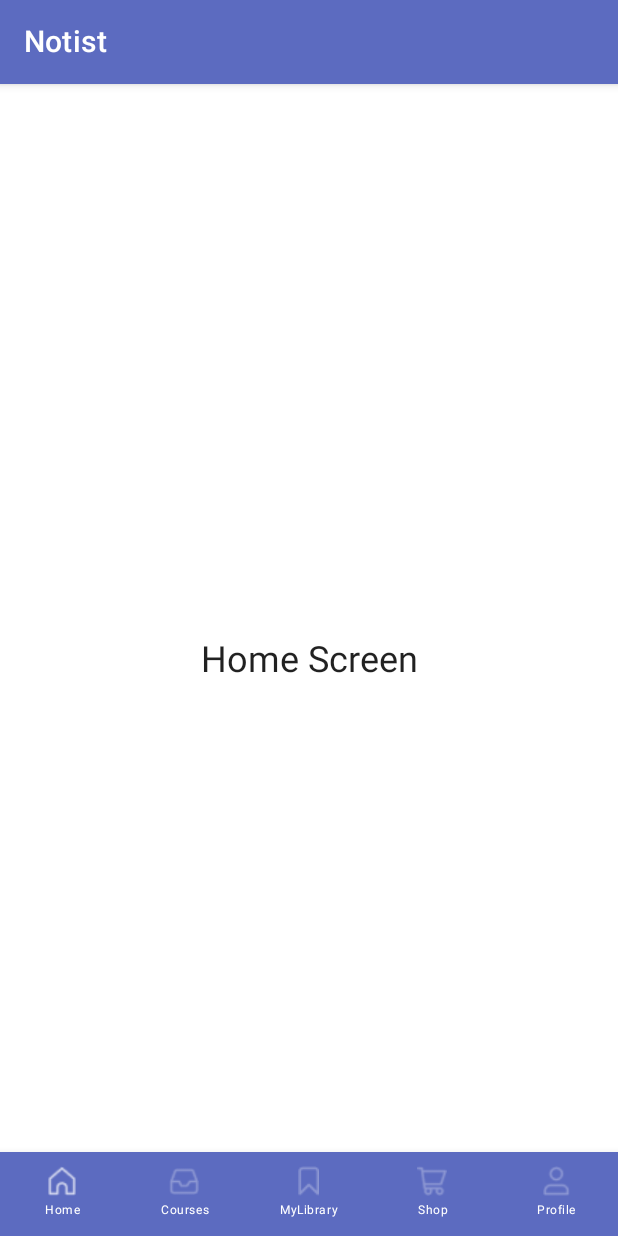
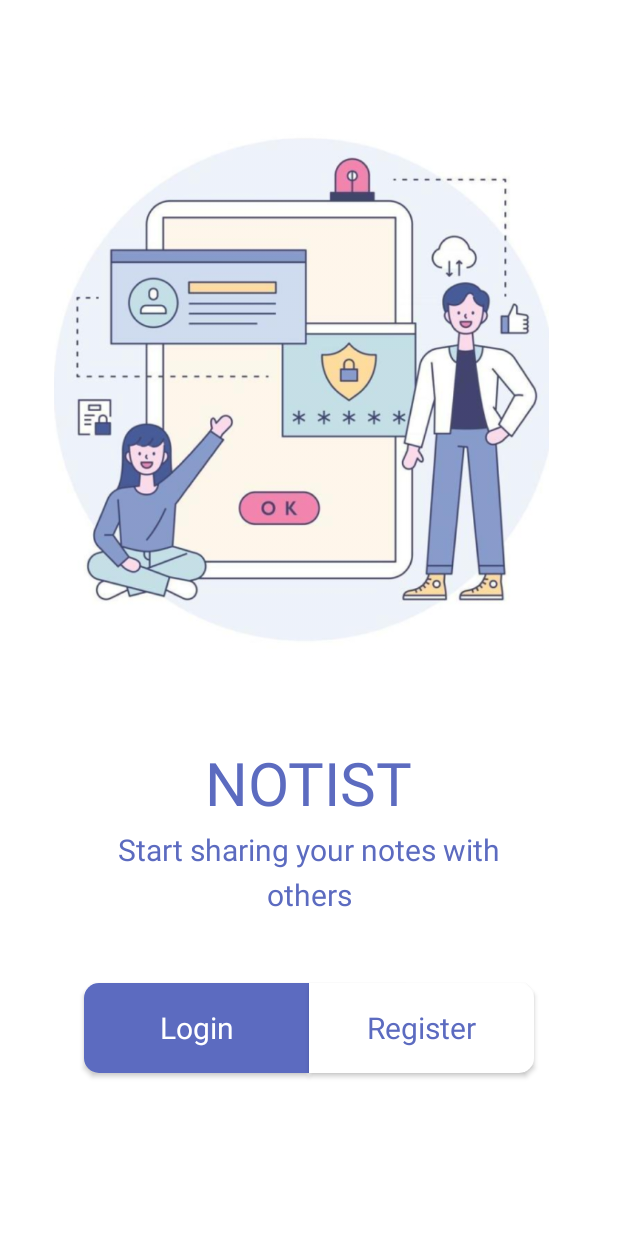
Before and after one commit to Notist-Software-Studio/Notist, an Android app built with Jetpack Compose: the screen it shows after launch (MainActivity), on a phone screen of 412 x 824 dp. Run offline under Robolectric (Android 15) with nearby library versions, the phone set to English and light mode, and no system bars.

Commit message:
added login page

```diff
--- a/app/build.gradle
+++ b/app/build.gradle
@@ -51,6 +51,7 @@ dependencies {
     implementation 'com.google.firebase:firebase-firestore-ktx:24.1.2'
     implementation 'com.google.firebase:firebase-database-ktx:20.0.5'
     implementation 'com.google.firebase:firebase-storage-ktx:20.0.1'
+    implementation 'com.google.firebase:firebase-common-ktx:20.0.0'
     def nav_version = "2.4.2"
     //retrofit
     implementation 'com.squareup.retrofit2:retrofit:2.9.0'
--- a/app/src/main/java/com/example/notist/MainActivity.kt
+++ b/app/src/main/java/com/example/notist/MainActivity.kt
@@ -11,16 +11,17 @@ import androidx.navigation.compose.NavHost
 import androidx.navigation.compose.composable
 import androidx.navigation.compose.rememberNavController
 import com.example.notist.navigation.NavRoutes
+import com.example.notist.navigation.Routes
 import com.example.notist.ui.theme.NotistTheme
 import com.example.notist.presentation.bar.bottomNavigation
 import com.example.notist.presentation.bar.upNavigation
-import com.example.notist.presentation.courses.MyCourseApp
-import com.example.notist.presentation.screens.Home
-import com.example.notist.presentation.screens.Courses
-import com.example.notist.presentation.screens.Profile
-import com.example.notist.presentation.screens.MyLibrary
-import com.example.notist.presentation.screens.Shop
-
+import com.example.notist.presentation.login.LoginPage
+//import com.example.notist.presentation.courses.MyCourseApp
+//import com.example.notist.presentation.screens.Home
+//import com.example.notist.presentation.screens.Courses
+//import com.example.notist.presentation.screens.Profile
+//import com.example.notist.presentation.screens.MyLibrary
+//import com.example.notist.presentation.screens.Shop
 class MainActivity : ComponentActivity() {
 
     override fun onCreate(savedInstanceState: Bundle?) {
@@ -44,18 +45,19 @@ fun NotistApp() {
 
     NotistTheme {
         Scaffold(
-            topBar = { upNavigation() },
-            bottomBar = { bottomNavigation(navController = navController) }
+            //topBar = { upNavigation() },
+            //bottomBar = { bottomNavigation(navController = navController) }
         ) { padding -> 20.dp
             NavHost(
                 navController = navController,
-                startDestination = NavRoutes.Home.route
+                startDestination = Routes.MainScreen.route
             ) {
-                composable(NavRoutes.Home.route) { Home() }
-                composable(NavRoutes.Courses.route) { MyCourseApp() }
-                composable(NavRoutes.Profile.route) { Profile() }
-                composable(NavRoutes.MyLibrary.route) { MyLibrary() }
-                composable(NavRoutes.Shop.route) { Shop() }
+                composable(Routes.MainScreen.route) { LoginPage() }
+//                composable(NavRoutes.Home.route) { Home() }
+//                composable(NavRoutes.Courses.route) { MyCourseApp() }
+//                composable(NavRoutes.Profile.route) { Profile() }
+//                composable(NavRoutes.MyLibrary.route) { MyLibrary() }
+//                composable(NavRoutes.Shop.route) { Shop() }
             }
         }
     }
--- a/app/src/main/java/com/example/notist/navigation/NavRoutes.kt
+++ b/app/src/main/java/com/example/notist/navigation/NavRoutes.kt
@@ -15,3 +15,10 @@ sealed class NavRoutes(
     object Shop: NavRoutes("shop", R.string.bottom_navigation_shop, R.drawable.shopping)
 
 }
+sealed class Routes(val route: String) {
+    object StartPage : Routes("StartPage")
+    object SignUp : Routes("SignUp")
+    object ForgotPassword : Routes("ForgotPassword")
+    object Login : Routes("Login")
+    object MainScreen : Routes("MainScreen")
+}
--- /dev/null
+++ b/app/src/main/java/com/example/notist/presentation/login/MainScreen.kt
@@ -0,0 +1,29 @@
+package com.example.notist.presentation.login
+import androidx.compose.runtime.Composable
+import androidx.navigation.compose.NavHost
+import androidx.navigation.compose.composable
+import androidx.navigation.compose.rememberNavController
+import com.example.notist.navigation.NavRoutes
+import com.example.notist.navigation.Routes
+import com.example.notist.presentation.screens.Home
+
+@Composable
+fun LoginPage(){
+    val navController = rememberNavController()
+
+    NavHost(navController = navController, startDestination = Routes.StartPage.route) {
+
+        composable(Routes.StartPage.route) {
+            StartPage(navController = navController)
+        }
+        composable(Routes.Login.route) {
+            Login(navController = navController)
+        }
+        composable(Routes.SignUp.route) {
+            SignUp(navController = navController)
+        }
+        composable(NavRoutes.Home.route) {
+            Home()
+        }
+    }
+}
--- /dev/null
+++ b/app/src/main/java/com/example/notist/presentation/login/StartPage.kt
@@ -0,0 +1,147 @@
+package com.example.notist.presentation.login
+
+import android.widget.Toast
+import androidx.compose.foundation.Image
+import androidx.compose.foundation.background
+import androidx.compose.foundation.clickable
+import androidx.compose.foundation.interaction.MutableInteractionSource
+import androidx.compose.foundation.layout.*
+import androidx.compose.foundation.shape.RoundedCornerShape
+import androidx.compose.foundation.text.ClickableText
+import androidx.compose.foundation.text.KeyboardOptions
+import androidx.compose.material.*
+import androidx.compose.material.SnackbarDefaults.backgroundColor
+import androidx.compose.material.ripple.rememberRipple
+import androidx.compose.runtime.Composable
+import androidx.compose.runtime.mutableStateOf
+import androidx.compose.runtime.remember
+import androidx.compose.ui.Alignment
+import androidx.compose.ui.Modifier
+import androidx.compose.ui.draw.clip
+import androidx.compose.ui.graphics.Color
+import androidx.compose.ui.graphics.Color.Companion.Blue
+import androidx.compose.ui.layout.ContentScale
+import androidx.compose.ui.res.painterResource
+import androidx.compose.ui.text.AnnotatedString
+import androidx.compose.ui.text.TextStyle
+import androidx.compose.ui.text.font.FontFamily
+import androidx.compose.ui.text.input.KeyboardType
+import androidx.compose.ui.text.input.PasswordVisualTransformation
+import androidx.compose.ui.text.input.TextFieldValue
+import androidx.compose.ui.text.style.TextDecoration
+import androidx.compose.ui.tooling.preview.Preview
+import androidx.compose.ui.unit.dp
+import androidx.compose.ui.unit.sp
+import androidx.navigation.NavHostController
+import androidx.navigation.compose.rememberNavController
+import com.example.notist.R
+import com.example.notist.navigation.Routes
+
+@Composable
+fun StartPage(navController: NavHostController) {
+    StartPageTop(navController)
+}
+@Composable
+fun StartPageTop(navController: NavHostController){
+    Scaffold(
+        content = {
+            Column(
+                modifier = Modifier.fillMaxHeight(),
+                horizontalAlignment = Alignment.CenterHorizontally,
+                verticalArrangement = Arrangement.Top
+            ) {
+                Spacer(modifier = Modifier.height(20.dp))
+                Box(
+                    modifier = Modifier
+                        .size(400.dp, 450.dp)
+                        .padding(10.dp, 0.dp, 10.dp, 0.dp)
+                        .clip(
+                            RoundedCornerShape(
+                                topEnd = 30.dp,
+                                topStart = 30.dp,
+                                bottomEnd = 30.dp,
+                                bottomStart = 30.dp
+                            )
+                        )
+                        .align(alignment = Alignment.CenterHorizontally)
+                        .background(Color(0xffffffff))
+                ) {
+                    Image(
+                        painter = painterResource(id =             R.drawable.front),
+                        contentDescription = "",
+                        modifier = Modifier
+                            .size(350.dp, 500.dp)
+                            .padding(20.dp, 30.dp, 0.dp, 0.dp)
+                    )
+                }
+                Spacer(modifier = Modifier.height(30.dp))
+                Text(
+                    text = "NOTIST",
+                    style = TextStyle(fontSize = 40.sp, fontFamily = FontFamily.SansSerif,color = Color(0xFF5C6BC0)),
+                    modifier = Modifier.height(55.dp)
+                )
+                Text(
+                    text = "Start sharing your notes with",
+                    style = TextStyle(fontSize = 20.sp, fontFamily = FontFamily.SansSerif,color = Color(0xFF5C6BC0)),
+                    modifier = Modifier.height(30.dp)
+                )
+                Text(
+                    text = "others",
+                    style = TextStyle(fontSize = 20.sp, fontFamily = FontFamily.SansSerif,color = Color(0xFF5C6BC0)),
+                    modifier = Modifier.height(30.dp)
+                )
+                Spacer(modifier = Modifier.height(30.dp))
+                Row(horizontalArrangement = Arrangement.spacedBy(0.dp,alignment = Alignment.CenterHorizontally),
+                    modifier = Modifier.fillMaxWidth().padding(10.dp)
+                ) {
+                    Button(
+                        onClick = { navController.navigate(Routes.Login.route) },
+                        shape = RoundedCornerShape(topStart = 10.dp,bottomStart = 10.dp),
+                        modifier = Modifier
+                            .width(150.dp)
+                            .height(60.dp),
+                        colors = ButtonDefaults.buttonColors(
+                            backgroundColor = Color(0xFF5C6BC0),
+                            contentColor = Color.White)
+
+                    ) {
+                        ClickableText(
+                            text = AnnotatedString("Login"),
+                            onClick = { navController.navigate(Routes.Login.route) },
+                            style = TextStyle(
+                                fontSize = 20.sp,
+                                fontFamily = FontFamily.SansSerif,
+                                color = Color.White
+                            )
+                        )
+                    }
+                    Button(
+                        onClick = { navController.navigate(Routes.SignUp.route) },
+                        shape = RoundedCornerShape(topEnd = 10.dp,bottomEnd = 10.dp),
+                        modifier = Modifier
+                            .width(150.dp)
+                            .height(60.dp),
+                        colors = ButtonDefaults.buttonColors(
+                            backgroundColor = Color.White,
+                            contentColor = Color(0xFF5C6BC0))
+
+                    ) {
+                        Text(
+                            text = "Register",
+                            style = TextStyle(fontSize = 20.sp, fontFamily = FontFamily.SansSerif)
+                        )
+                    }
+                }
+
+
+
+            }
+
+        })
+}
+@Preview(showBackground = true)
+@Composable
+fun DefaultPreview2() {
+    val navController = rememberNavController()
+    StartPage(navController = navController)
+}
--- a/app/src/main/res/values/strings.xml
+++ b/app/src/main/res/values/strings.xml
@@ -1,5 +1,6 @@
 <resources>
     <string name="app_name">Notist</string>
+    <string name="login_page">LoginPage</string>
     <string name="bottom_navigation_home">Home</string>
     <string name="bottom_navigation_courses">Courses</string>
     <string name="bottom_navigation_myLibrary">MyLibrary</string>
```
Also changed, not shown: app/src/main/java/com/example/notist/presentation/bar/Upbar.kt (+62 -0 lines), app/src/main/java/com/example/notist/presentation/login/Login.kt (added, +178 -0 lines), app/src/main/java/com/example/notist/presentation/login/SignUp.kt (added, +179 -0 lines), app/src/main/res/drawable/front.png (added), app/src/main/res/drawable/ic_action_back.png (added).
